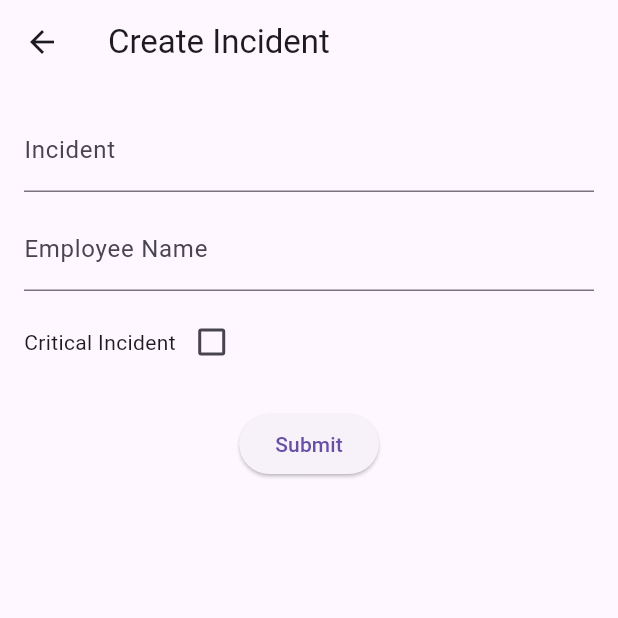
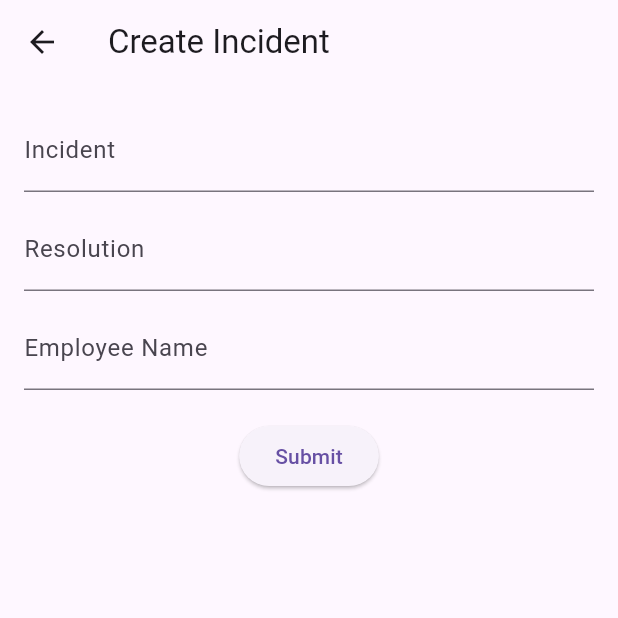
Before and after one commit to devmad001/flutter_IOT, a Flutter app: the CreateIncidentPage screen opened directly with empty values, on a phone screen of 412 x 824 dp, the top half of it. Run offline on Flutter 3.47's test engine with Material 3 defaults, Android fonts, the phone set to English and light mode, and no system bars; our stand-ins replace data_table_2, fl_chart, flutter_dotenv, flutter_secure_storage, socket_io_client; accounts and stored records are empty.

```diff
--- a/lib/create_incident.dart
+++ b/lib/create_incident.dart
@@ -15,14 +15,15 @@ class CreateIncidentPage extends StatefulWidget {
 class _CreateIncidentPageState extends State<CreateIncidentPage> {
   final _incidentController = TextEditingController();
   final _employeeNameController = TextEditingController();
-  bool _isCritical = false;
+  final _resolutionController = TextEditingController();
   bool _isSubmitting = false;
 
   Future<void> _submitIncident() async {
     final incident = _incidentController.text.trim();
     final employeeName = _employeeNameController.text.trim();
+    final resolution = _resolutionController.text.trim();
 
-    if (incident.isEmpty || employeeName.isEmpty) {
+    if (incident.isEmpty || employeeName.isEmpty || resolution.isEmpty) {
       ScaffoldMessenger.of(context).showSnackBar(
         const SnackBar(content: Text("Please fill all fields")),
       );
@@ -33,7 +34,8 @@ class _CreateIncidentPageState extends State<CreateIncidentPage> {
       _isSubmitting = true;
     });
 
-    final url = '${Config.baseUrl}/user/incidents'; // Replace with your backend IP
+    final url =
+        '${Config.baseUrl}/user/incidents'; // Replace with your backend IP
 
     try {
       final response = await http.post(
@@ -45,7 +47,7 @@ class _CreateIncidentPageState extends State<CreateIncidentPage> {
         body: jsonEncode({
           'incident': incident,
           'employeeName': employeeName,
-          'isCritical': _isCritical,
+          'resolution': resolution,
         }),
       );
 
@@ -80,22 +82,13 @@ class _CreateIncidentPageState extends State<CreateIncidentPage> {
             ),
             const SizedBox(height: 10),
             TextField(
+              controller: _resolutionController,
+              decoration: const InputDecoration(labelText: 'Resolution'),
+            ),
+            const SizedBox(height: 10),
+            TextField(
               controller: _employeeNameController,
               decoration: const InputDecoration(labelText: 'Employee Name'),
-            ),
-            const SizedBox(height: 10),
-            Row(
-              children: [
-                const Text("Critical Incident"),
-                Checkbox(
-                  value: _isCritical,
-                  onChanged: (value) {
-                    setState(() {
-                      _isCritical = value ?? false;
-                    });
-                  },
-                ),
-              ],
             ),
             const SizedBox(height: 20),
             _isSubmitting
--- a/pubspec.yaml
+++ b/pubspec.yaml
@@ -40,6 +40,7 @@ dependencies:
   flutter_secure_storage: ^8.0.0
   socket_io_client: ^2.0.3+1
   fl_chart: ^0.66.2
+  data_table_2: ^2.5.10
 
 dev_dependencies:
   flutter_test:
```
Also changed, not shown: lib/sidebar_layout.dart (+10 -3 lines), lib/team.dart (added, +129 -0 lines), pubspec.lock.
